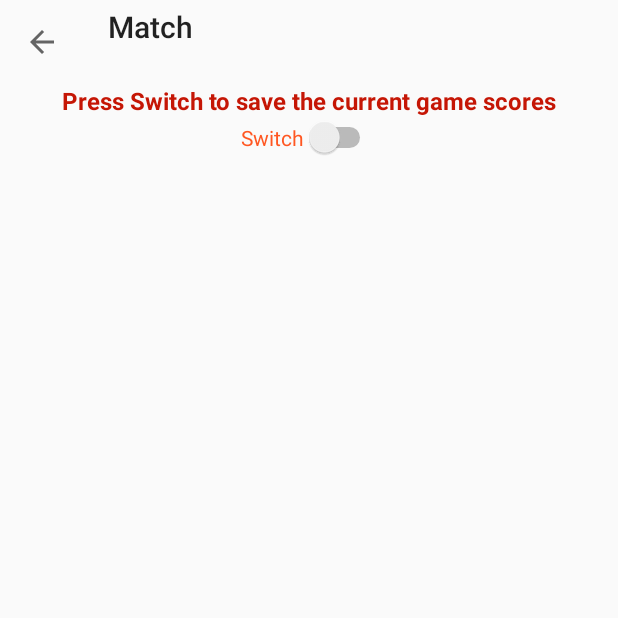
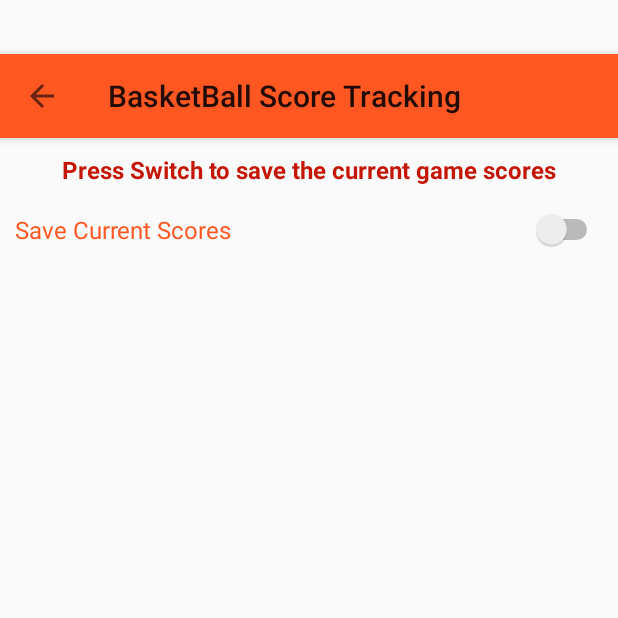
Before and after one commit to majidpawar9/BasketBallScoreTrackingApp, an Android app: the screen it shows after launch (SettingActivity), in the options menu, after a tap on "Setting", on a phone screen of 412 x 824 dp, the top half of it. Run offline under Robolectric (Android 15) with nearby library versions, the phone set to English and light mode, and no system bars.

Commit message:
added comments and final commit

```diff
--- a/app/src/main/java/com/majid/scorekeepingapp/AboutActivity.kt
+++ b/app/src/main/java/com/majid/scorekeepingapp/AboutActivity.kt
@@ -5,12 +5,18 @@ import android.os.Bundle
 import android.view.MenuItem
 import androidx.appcompat.widget.Toolbar
 
+/**
+ * This activity displays information about the application.
+ */
+
 class AboutActivity : AppCompatActivity() {
     override fun onCreate(savedInstanceState: Bundle?) {
         super.onCreate(savedInstanceState)
         setContentView(R.layout.activity_about)
+        // Find and set the custom toolbar as the support action bar.
         val toolbar: Toolbar = findViewById(R.id.toolbarabout)
         setSupportActionBar(toolbar)
+        // Enable the back arrow in the action bar.
         supportActionBar?.setDisplayHomeAsUpEnabled(true)
     }
     override fun onOptionsItemSelected(item: MenuItem): Boolean {
--- a/app/src/main/java/com/majid/scorekeepingapp/MainActivity.kt
+++ b/app/src/main/java/com/majid/scorekeepingapp/MainActivity.kt
@@ -2,9 +2,13 @@ package com.majid.scorekeepingapp
 
 import android.content.Context
 import android.content.Intent
+import android.content.SharedPreferences
 import android.graphics.drawable.Drawable
 import androidx.appcompat.app.AppCompatActivity
 import android.os.Bundle
+import android.provider.Settings.Global.putString
+import android.text.Editable
+import android.text.TextWatcher
 import android.view.Menu
 import android.view.MenuItem
 import android.widget.Button
@@ -23,7 +27,12 @@ import androidx.core.content.ContextCompat
  * I have used sharedPreference to maintain the state of app in night mode or light mode accordingly.
  * I have created and changed dark theme background by giving and using LinearLayout View by ID
  * Please go down at the end of code to see the changed code for LAB 7 Styles
- **********/
+ *
+ * For LAB 8 Menu and LocalStorage
+ * I have implemented textChangeListner to retain the current score if saveScore toggle button is true
+ * Using sharedPref i have stored the values of toggle button team scores and also night mode and light mode.
+ *
+ ********/
 
 class MainActivity : AppCompatActivity() {
     //used lateinit to keep to property from being initialized
@@ -40,7 +49,8 @@ class MainActivity : AppCompatActivity() {
     private lateinit var team2Score: TextView
     private lateinit var toggleButton: ToggleButton
     private lateinit var mode_switch: Switch
-    private lateinit var linear :LinearLayout
+    private lateinit var linear: LinearLayout
+    private lateinit var sharedPref: SharedPreferences
     override fun onCreate(savedInstanceState: Bundle?) {
         super.onCreate(savedInstanceState)
         setContentView(R.layout.activity_main)
@@ -57,17 +67,10 @@ class MainActivity : AppCompatActivity() {
         toggleButton = findViewById(R.id.toggleButton)
         team1Score = findViewById(R.id.team1Score)
         team2Score = findViewById(R.id.team2Score)
-        team1Button1Pointer.isEnabled = false
-        team1Button2Pointer.isEnabled = false
-        team1Button3Pointer.isEnabled = false
-        team2Button1Pointer.isEnabled = false
-        team2Button2Pointer.isEnabled = false
-        team2Button3Pointer.isEnabled = false
-        reset.isEnabled= false
 
         mode_switch = findViewById(R.id.mode_switch)
 
-        val sharedPref = getSharedPreferences("scorekeepingapp",Context.MODE_PRIVATE)
+        sharedPref = getSharedPreferences("scorekeepingapp", Context.MODE_PRIVATE)
         val nightmode = sharedPref.getInt("night_mode", MODE_PRIVATE)
         AppCompatDelegate.setDefaultNightMode(nightmode)
         mode_switch.isChecked = (nightmode == AppCompatDelegate.MODE_NIGHT_YES)
@@ -118,16 +121,11 @@ class MainActivity : AppCompatActivity() {
             team2Scored = 0
             team1Score.text = team1Scored.toString()
             team2Score.text = team2Scored.toString()
-            team1Button1Pointer.isEnabled = false
-            team1Button2Pointer.isEnabled = false
-            team1Button3Pointer.isEnabled = false
-            team2Button1Pointer.isEnabled = false
-            team2Button2Pointer.isEnabled = false
-            team2Button3Pointer.isEnabled = false
-            reset.isEnabled= false
+
         }
         toggleButton.setOnClickListener {
             var checked = toggleButton.isChecked
+
             if (checked) {
                 Toast.makeText(this, "Match has started", Toast.LENGTH_SHORT).show()
                 team1Scored = 0
@@ -140,7 +138,6 @@ class MainActivity : AppCompatActivity() {
                 team2Button1Pointer.isEnabled = true
                 team2Button2Pointer.isEnabled = true
                 team2Button3Pointer.isEnabled = true
-
             } else {
                 Toast.makeText(
                     this,
@@ -161,47 +158,98 @@ class MainActivity : AppCompatActivity() {
             }
         }
 
+
         //LinearLayout view
-        linear= findViewById(R.id.linearLayout)
-        mode_switch.setOnCheckedChangeListener{_, isChecked ->
+        linear = findViewById(R.id.linearLayout)
+        mode_switch.setOnCheckedChangeListener { _, isChecked ->
 
             //Checking switch is on-off and accordingly setting night mode and light mode
-            val newNightMode = if(isChecked){
+            val newNightMode = if (isChecked) {
                 AppCompatDelegate.MODE_NIGHT_YES
-            }
-            else{
+            } else {
                 AppCompatDelegate.MODE_NIGHT_NO
             }
             AppCompatDelegate.setDefaultNightMode(newNightMode)
 
             //using sharedPreference to store the state
-            with(sharedPref.edit()){
-                putInt("night_mode",newNightMode)
+            with(sharedPref.edit()) {
+                putInt("night_mode", newNightMode)
                 apply()
             }
         }
         //Using Main LinearLayout View to set background to invert mode when nightmode is on
-        if(mode_switch.isChecked)
-            {
-                linear.setBackgroundResource(R.drawable.bassinvert1)
+        if (mode_switch.isChecked) {
+            linear.setBackgroundResource(R.drawable.bassinvert1)
+        }
+        // Set the custom toolbar as the support action bar.
+        setSupportActionBar(toolbar)
+        // Set the title for the action bar.
+        getSupportActionBar()?.setTitle("Basketball Score Tracking")
+        // Retrieve whether to retain scores from shared preferences.
+        val retainScores = sharedPref.getBoolean("Curr_State", false)
+
+        // Add a text change listener for team1Score.
+        team1Score.addTextChangedListener(object : TextWatcher {
+            override fun afterTextChanged(s: Editable?) {
+                val newText = team1Score.text.toString()
+                // Save the new text to shared preferences.
+                editor.putString("saved_text_team1", newText)
+                editor.apply()
             }
 
-        setSupportActionBar(toolbar)
-        getSupportActionBar()?.setTitle("Basketball Score Tracking")
+            override fun beforeTextChanged(s: CharSequence?, start: Int, count: Int, after: Int) {
+            }
+
+            override fun onTextChanged(s: CharSequence?, start: Int, before: Int, count: Int) {
+            }
+        })
+
+
+        team2Score.addTextChangedListener(object : TextWatcher {
+            override fun afterTextChanged(s: Editable?) {
+                val newText = team2Score.text.toString()
+                editor.putString("saved_text_team2", newText)
+                editor.apply()
+            }
+
+            override fun beforeTextChanged(s: CharSequence?, start: Int, count: Int, after: Int) {
+            }
+
+            override fun onTextChanged(s: CharSequence?, start: Int, before: Int, count: Int) {
+            }
+        })
+
+        // Retrieve saved texts for team scores from shared preferences.
+        val savedTextTeam1 = sharedPref.getString("saved_text_team1", "")
+        val savedTextTeam2 = sharedPref.getString("saved_text_team2", "")
+        // Set the text of team1Score and team2Score based on the saved texts.
+        if (retainScores) {
+            team1Score.text = savedTextTeam1
+            team2Score.text = savedTextTeam2
+        } else {
+            // If not retaining scores, set both scores to 0.
+            team1Score.text = "0"
+            team2Score.text = "0"
+        }
     }
 
+    // This function will inflate the menu xml file
     override fun onCreateOptionsMenu(menu: Menu?): Boolean {
-        getMenuInflater().inflate(R.menu.menu_main,menu)
+        getMenuInflater().inflate(R.menu.menu_main, menu)
         return true
     }
 
+    // Handle options menu item selections.
     override fun onOptionsItemSelected(item: MenuItem): Boolean {
-        when (item.getItemId()){
+        when (item.getItemId()) {
             R.id.setting -> {
-                startActivity(Intent(this,SettingActivity::class.java))
+                // Start the SettingActivity when the "Setting" option is selected.
+                startActivity(Intent(this, SettingActivity::class.java))
             }
+
             R.id.about -> {
-                startActivity(Intent(this,AboutActivity::class.java))
+                // Start the AboutActivity when the "About" option is selected.
+                startActivity(Intent(this, AboutActivity::class.java))
             }
         }
         return super.onOptionsItemSelected(item)
--- a/app/src/main/java/com/majid/scorekeepingapp/SettingActivity.kt
+++ b/app/src/main/java/com/majid/scorekeepingapp/SettingActivity.kt
@@ -1,18 +1,42 @@
 package com.majid.scorekeepingapp
 
+import android.content.Context
 import androidx.appcompat.app.AppCompatActivity
 import android.os.Bundle
 import android.view.MenuItem
+import android.widget.Switch
 import androidx.appcompat.widget.Toolbar
 
 class SettingActivity : AppCompatActivity() {
+
+    //used lateinit to keep to property from being initialized
+    lateinit var saveSwitch: Switch
+    var state: Boolean = false
     override fun onCreate(savedInstanceState: Bundle?) {
         super.onCreate(savedInstanceState)
         setContentView(R.layout.activity_setting)
+        // Find and set the custom toolbar as the support action bar
         val toolbar: Toolbar = findViewById(R.id.toolbar)
         setSupportActionBar(toolbar)
+
+        // Access the SharedPreferences for the app
+        val sharedPref = getSharedPreferences("scorekeepingapp", Context.MODE_PRIVATE)
+        // Enable the back arrow in the action bar.
         supportActionBar?.setDisplayHomeAsUpEnabled(true)
+        // Retrieve the saved state of the switch from SharedPreferences
+        val currState = sharedPref.getBoolean("Curr_State",false)
+        // Find the Switch view and set its checked state.
+        saveSwitch = findViewById(R.id.retainScore)
+        saveSwitch.isChecked = currState
+
+        // Set a listener to the switch to update the SharedPreferences when its state changes.
+        saveSwitch.setOnCheckedChangeListener { _, isChecked ->
+            // Handle back arrow click by finishing the activity and returning to the previous one.
+            sharedPref.edit().putBoolean("Curr_State",isChecked).apply()
+        }
     }
+
+
     override fun onOptionsItemSelected(item: MenuItem): Boolean {
         when (item.itemId) {
             android.R.id.home -> {
--- a/app/src/main/res/layout/activity_about.xml
+++ b/app/src/main/res/layout/activity_about.xml
@@ -1,4 +1,6 @@
 <?xml version="1.0" encoding="utf-8"?>
+<!-- This XML layout defines the About screen UI for an Android application. -->
+
 <LinearLayout xmlns:android="http://schemas.android.com/apk/res/android"
     xmlns:app="http://schemas.android.com/apk/res-auto"
     xmlns:tools="http://schemas.android.com/tools"
@@ -9,15 +11,18 @@
     android:visibility="visible"
     tools:visibility="visible">
 
+    <!-- Toolbar for the About screen. -->
     <androidx.appcompat.widget.Toolbar
         android:id="@+id/toolbarabout"
         android:layout_width="match_parent"
         android:layout_height="?attr/actionBarSize"
         android:layout_gravity="top"
+        android:layout_marginTop="36dp"
+        android:background="@color/orange"
         android:elevation="4dp"
-        android:gravity="top"
         android:minHeight="?attr/actionBarSize" />
 
+    <!-- Text view displaying app creator information. -->
     <TextView
         android:id="@+id/textView"
         android:layout_width="wrap_content"
--- a/app/src/main/res/layout/activity_main.xml
+++ b/app/src/main/res/layout/activity_main.xml
@@ -1,4 +1,6 @@
 <?xml version="1.0" encoding="utf-8"?>
+<!-- This XML layout defines a scorekeeping user interface for a match in an Android application. -->
+
 <LinearLayout xmlns:android="http://schemas.android.com/apk/res/android"
     android:id="@+id/linearLayout"
     android:layout_width="match_parent"
@@ -8,17 +10,18 @@
     android:orientation="vertical"
     android:visibility="visible"
     >
-<!-- Using style (style="@style/Widget.AppCompat.Button")
-     to change the color of button -->
+    <!-- Toolbar for the match, with a centered title and night mode switch. -->
+
     <androidx.appcompat.widget.Toolbar
         android:id="@+id/myToolBar"
         android:layout_width="match_parent"
         android:layout_height="?attr/actionBarSize"
         android:layout_gravity="center"
+        android:textAlignment="center"
         android:background="@color/orange" />
     <!--    NightMode Switch-->
 
-    <!--    title-->
+    <!-- Switch for toggling night mode. -->
     <Switch
         android:id="@+id/mode_switch"
         android:layout_width="wrap_content"
@@ -29,16 +32,18 @@
         android:textColor="@color/red"
         android:textSize="16sp" />
 
+    <!-- Title of the match. -->
     <TextView
         android:id="@+id/title"
         android:layout_width="205dp"
         android:layout_height="61dp"
         android:fontFamily="sans-serif-smallcaps"
         android:gravity="center"
-        android:text="@string/app_name"
+        android:text="Match"
         android:textColor="@color/red"
         android:textSize="24sp"
         android:textStyle="bold" />
+
 
     <!--    Both team ScoreBoard -->
     <LinearLayout
@@ -46,6 +51,7 @@
         android:layout_height="wrap_content"
         android:orientation="horizontal">
 
+        <!-- Team 1's score. -->
         <TextView
             android:id="@+id/team1Score"
             android:layout_width="140dp"
@@ -57,6 +63,7 @@
             android:textColor="@color/orange"
             android:textSize="60sp" />
 
+        <!-- Team 2's score. -->
         <TextView
             android:id="@+id/team2Score"
             android:layout_width="146dp"
@@ -69,13 +76,15 @@
             android:textSize="60sp" />
     </LinearLayout>
 
+    <!-- Using style (style="@style/Widget.AppCompat.Button")
+         to change the color of button -->
     <!--    Title of both teams-->
     <LinearLayout
         android:layout_width="wrap_content"
         android:layout_height="wrap_content"
         android:orientation="horizontal">
 
-
+        <!-- Team 1's title. -->
         <TextView
             android:id="@+id/team1Title"
             android:layout_width="match_parent"
@@ -87,6 +96,7 @@
             android:textColor="@color/red"
             android:textSize="34sp" />
 
+        <!-- "VS" separator. -->
         <TextView
             android:layout_width="wrap_content"
             android:layout_height="wrap_content"
@@ -97,6 +107,7 @@
             android:textColor="@color/black"
             android:textSize="24sp" />
 
+        <!-- Team 2's title. -->
         <TextView
             android:id="@+id/team2Title"
             android:layout_width="wrap_content"
@@ -113,6 +124,7 @@
         android:layout_height="wrap_content"
         android:orientation="horizontal">
 
+        <!-- Buttons for team 1's score. -->
         <Button
             android:id="@+id/teamone1pointer"
             style="@style/Widget.AppCompat.Button"
@@ -123,6 +135,7 @@
             android:layout_marginBottom="8dp"
             android:text="@string/teamone1PointerButton" />
 
+        <!-- Buttons for team 2's score. -->
         <Button
             android:id="@+id/teamtwo1pointer"
             style="@style/Widget.AppCompat.Button"
@@ -139,6 +152,7 @@
         android:layout_height="wrap_content"
         android:orientation="horizontal">
 
+        <!-- Buttons for team 1's score. -->
         <Button
             android:id="@+id/teamone2pointer"
             style="@style/Widget.AppCompat.Button"
@@ -149,6 +163,7 @@
             android:layout_marginBottom="8dp"
             android:text="@string/teamone2PointerButton" />
 
+        <!-- Buttons for team 2's score. -->
         <Button
             android:id="@+id/teamtwo2pointer"
             android:layout_width="match_parent"
@@ -164,6 +179,7 @@
         android:layout_height="wrap_content"
         android:orientation="horizontal">
 
+        <!-- Buttons for team 1's score. -->
         <Button
             android:id="@+id/teamone3pointer"
             style="@style/Widget.AppCompat.Button"
@@ -174,6 +190,7 @@
             android:layout_marginBottom="8dp"
             android:text="@string/teamone3PointerButton" />
 
+        <!-- Buttons for team 2's score. -->
         <Button
             android:id="@+id/teamtwo3pointer"
             style="@style/Widget.AppCompat.Button"
@@ -184,15 +201,15 @@
             android:layout_marginBottom="8dp"
             android:text="@string/teamtwo3PointerButton" />
 
-
     </LinearLayout>
-
+    <!-- Reset button to clear scores. -->
     <Button
         android:id="@+id/resetButton"
         android:layout_width="wrap_content"
         android:layout_height="wrap_content"
         android:text="@string/reset" />
 
+    <!-- Toggle button to start or end the match. -->
     <ToggleButton
         android:id="@+id/toggleButton"
         android:layout_width="wrap_content"
--- a/app/src/main/res/layout/activity_setting.xml
+++ b/app/src/main/res/layout/activity_setting.xml
@@ -1,6 +1,9 @@
 <?xml version="1.0" encoding="utf-8"?>
+<!-- This XML layout defines the UI elements for the SettingActivity in an Android application. -->
+
 <LinearLayout xmlns:android="http://schemas.android.com/apk/res/android"
     xmlns:tools="http://schemas.android.com/tools"
+
     android:id="@+id/linearLayout"
     android:layout_width="match_parent"
     android:layout_height="match_parent"
@@ -9,36 +12,42 @@
     android:visibility="visible"
     tools:context=".SettingActivity"
     tools:visibility="visible">
-
+    <!-- Toolbar for the SettingActivity, providing a consistent top app bar. -->
     <androidx.appcompat.widget.Toolbar
         android:id="@+id/toolbar"
         android:layout_width="match_parent"
         android:layout_height="?attr/actionBarSize"
+        android:layout_marginTop="36dp"
         android:layout_gravity="top"
+        android:background="@color/orange"
         android:elevation="4dp"
-        android:gravity="top"
+        android:gravity="center"
+
         android:minHeight="?attr/actionBarSize" />
-
+    <!-- Text view providing instructions to the user about saving game scores. -->
     <TextView
         android:id="@+id/textView2"
         android:layout_width="wrap_content"
         android:layout_height="wrap_content"
+        android:layout_gravity="center"
+        android:layout_marginTop="10dp"
+        android:layout_marginBottom="10dp"
         android:text="Press Switch to save the current game scores"
         android:textColor="@color/red"
         android:textSize="16sp"
-        android:textStyle="bold"
+        android:textStyle="bold" />
+    <!-- Switch widget allowing the user to toggle saving of game scores. -->
+    <Switch
+        android:id="@+id/retainScore"
+        android:layout_width="match_parent"
+        android:layout_height="wrap_content"
         android:layout_gravity="center"
-        />
-
-    <Switch
-        android:id="@+id/switch1"
-        android:layout_width="wrap_content"
-        android:layout_height="wrap_content"
-        android:text="Switch"
+        android:layout_marginLeft="10dp"
+        android:layout_marginTop="5dp"
+        android:layout_marginRight="10dp"
+        android:text="Save Current Scores"
         android:textColor="@color/orange"
-        android:layout_gravity="center"
-
-        />
+        android:textSize="16sp" />
 
 
 </LinearLayout>
--- a/app/src/main/res/menu/menu_main.xml
+++ b/app/src/main/res/menu/menu_main.xml
@@ -1,10 +1,13 @@
 <?xml version="1.0" encoding="utf-8"?>
 <menu xmlns:android="http://schemas.android.com/apk/res/android"
     xmlns:app="http://schemas.android.com/apk/res-auto">
+
+    <!-- Menu item for accessing the application's settings. -->
     <item android:id="@+id/setting"
         android:title="Setting"
         android:orderInCategory="100"
         app:showAsAction="never"/>
+    <!-- Menu item for accessing information about the application. -->
     <item android:id="@+id/about"
         android:title="About"
         android:orderInCategory="100"
--- a/app/src/main/res/values/strings.xml
+++ b/app/src/main/res/values/strings.xml
@@ -1,5 +1,5 @@
 <resources>
-    <string name="app_name">Match</string>
+    <string name="app_name">BasketBall Score Tracking</string>
     <string name="team1Title">Raptors</string>
     <string name="team2Title">Bucks</string>
     <string name="team1Score">0</string>
```
